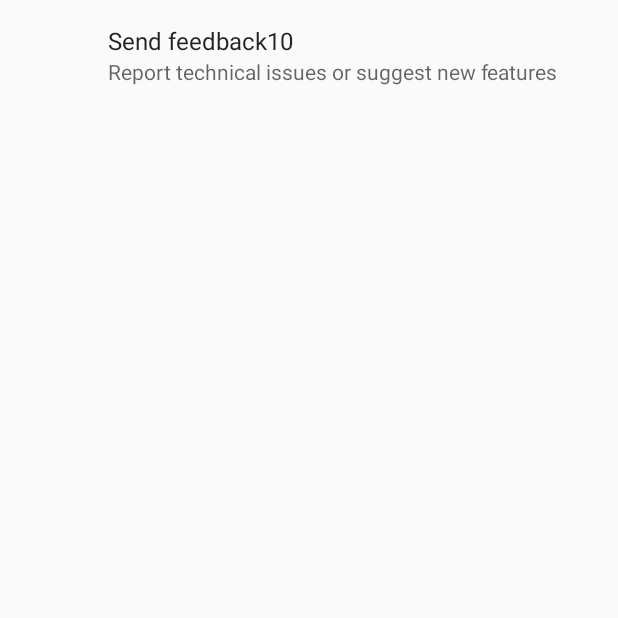
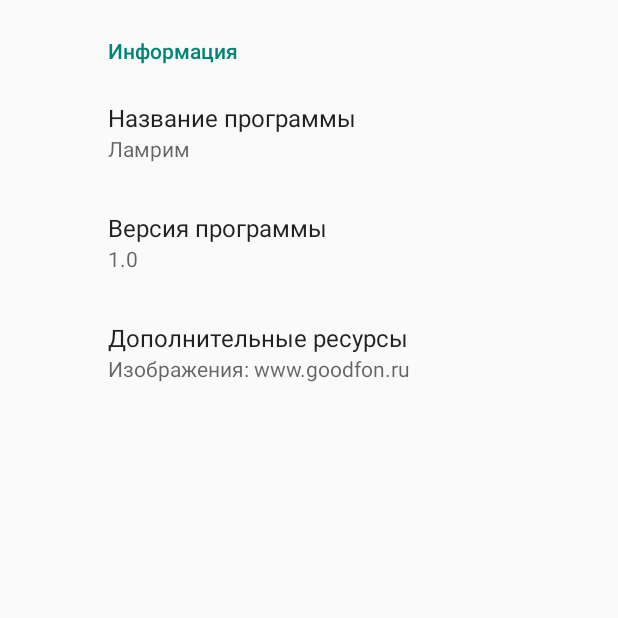
Before and after one commit to alexrnov/LamrimConspectus, an Android app: the fragment AboutSettingsFragment shown on its own in the app's theme, on a phone screen of 412 x 824 dp, the top half of it. Run offline under Robolectric (Android 15) with nearby library versions, the phone set to English and light mode, and no system bars; our stand-ins replace androidx.preference.

Commit message:
create settings

```diff
--- /dev/null
+++ b/app/src/main/res/drawable/font_size_icon.xml
@@ -0,0 +1,5 @@
+<vector android:height="36dp" android:tint="#fffbbe"
+    android:viewportHeight="24.0" android:viewportWidth="24.0"
+    android:width="36dp" xmlns:android="http://schemas.android.com/apk/res/android">
+    <path android:fillColor="#FF000000" android:pathData="M2.5,4v3h5v12h3L10.5,7h5L15.5,4h-13zM21.5,9h-9v3h3v7h3v-7h3L21.5,9z"/>
+</vector>
--- /dev/null
+++ b/app/src/main/res/drawable/information_icon.xml
@@ -0,0 +1,5 @@
+<vector android:height="36dp" android:tint="#fffbbe"
+    android:viewportHeight="24.0" android:viewportWidth="24.0"
+    android:width="36dp" xmlns:android="http://schemas.android.com/apk/res/android">
+    <path android:fillColor="#FF000000" android:pathData="M12,8V4l8,8 -8,8v-4H4V8z"/>
+</vector>
--- a/app/src/main/res/values/strings.xml
+++ b/app/src/main/res/values/strings.xml
@@ -1,6 +1,8 @@
 <?xml version="1.0" encoding="utf-8"?>
 <resources>
     <string name="app_name">Ламрим</string>
+    <string name="app_version">1.0</string>
+
     <string name="appbar_scrolling_text">com.google.android.material.appbar.AppBarLayout$ScrollingViewBehavior</string>
 
     <!-- title for items of action bar menu -->
@@ -31,4 +33,9 @@
     <string name="program_information">Информация</string>
     <string name="information_summary">Дополнительная информация о версии и источниках ресурсов</string>
 
+    <string name="program_name">Название программы</string>
+    <string name="version_pref">Версия программы</string>
+
+    <string name="additional_resources">Дополнительные ресурсы</string>
+    <string name="images_summary">Изображения: www.goodfon.ru</string>
 </resources>
--- a/app/src/main/res/xml/preferences.xml
+++ b/app/src/main/res/xml/preferences.xml
@@ -13,8 +13,8 @@
             android:entries="@array/text_size_names_array"
             android:entryValues="@array/text_size_values_array"
             android:summary="@string/font_size_summary"
-            android:icon="@drawable/font_color_icon"
-            android:dialogIcon="@drawable/font_color_icon"
+            android:icon="@drawable/font_size_icon"
+            android:dialogIcon="@drawable/font_size_icon"
             />
 
 
@@ -38,6 +38,7 @@
             app:title="@string/program_information"
             app:summary="@string/information_summary"
             app:fragment="alexrnov.lamrim.AboutSettingsFragment"
+            android:icon="@drawable/information_icon"
             />
     </PreferenceCategory>
 
--- a/app/src/main/res/xml/preferences_about_app.xml
+++ b/app/src/main/res/xml/preferences_about_app.xml
@@ -1,9 +1,27 @@
 <?xml version="1.0" encoding="utf-8"?>
 <PreferenceScreen xmlns:android="http://schemas.android.com/apk/res/android"
     xmlns:app="http://schemas.android.com/apk/res-auto">
-    <Preference
-        app:key="feedback10"
-        app:title="Send feedback10"
-        app:summary="Report technical issues or suggest new features"
-        />
+
+        <PreferenceCategory
+                app:key="detail_information"
+                app:title="@string/program_information">
+
+            <Preference
+                app:key="program_name"
+                app:title="@string/program_name"
+                app:summary="@string/app_name"
+            />
+
+            <Preference
+                app:key="program_version"
+                app:title="@string/version_pref"
+                app:summary="@string/app_version"
+            />
+
+            <Preference
+                app:key="add_resources"
+                app:title="@string/additional_resources"
+                app:summary="@string/images_summary"
+            />
+        </PreferenceCategory>
 </PreferenceScreen>
```
